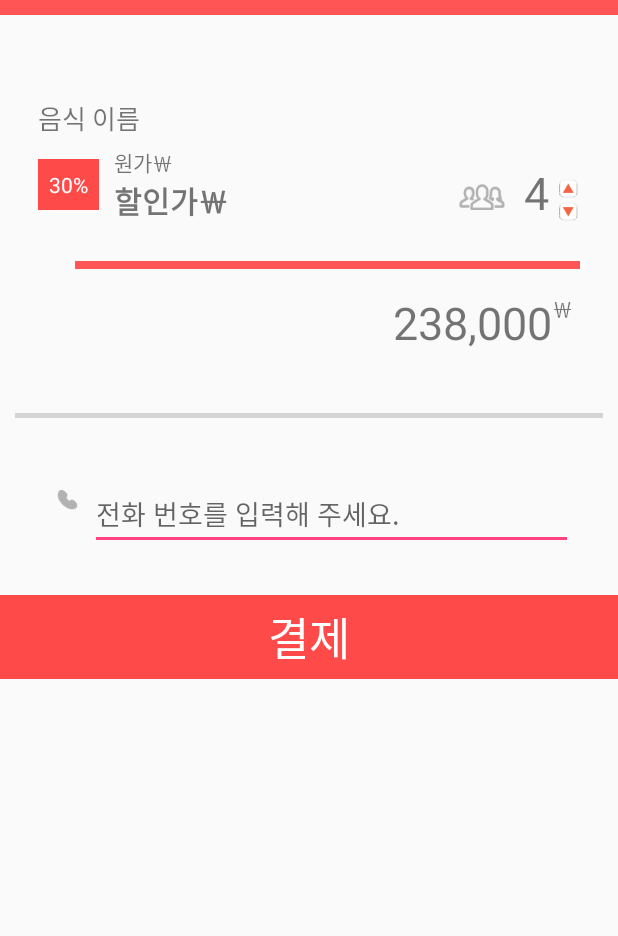
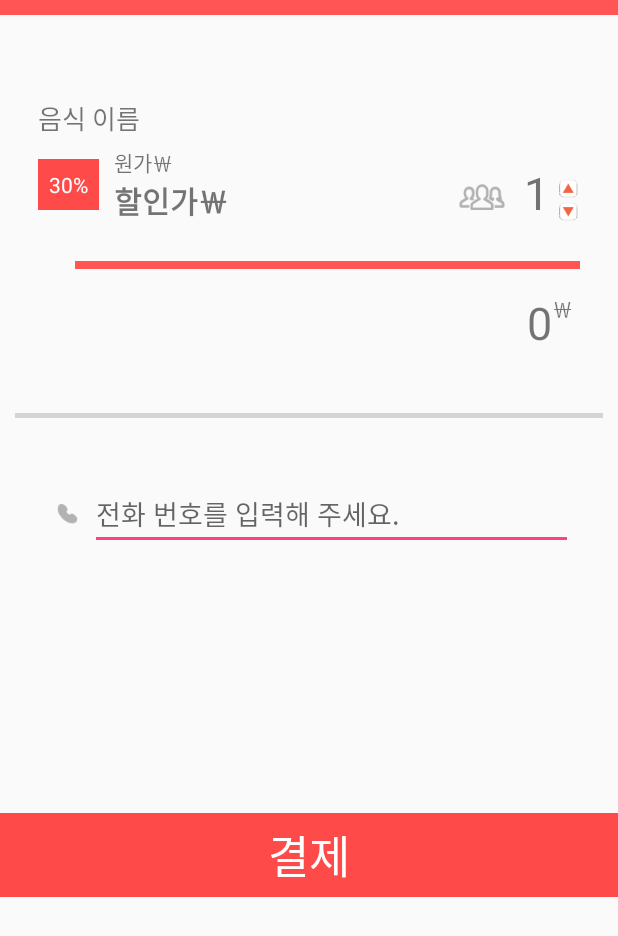
Before and after one commit to BoxResin/NoShowShare, an Android app: the layout dialog_select_number_of_people.xml on its own in the app's theme, with its tools: preview values and no code run, on a phone screen of 412 x 824 dp. Shown: the top 936 px of the screen. Run offline under Robolectric (Android 15) with nearby library versions, the phone set to English and light mode, and no system bars.

Commit message:
사람 수 선택 다이얼로그, 한 번 예약한 뒤 2 시간 동안 예약 불가

```diff
--- a/Android-Client/app/src/main/res/layout/activity_restaurant_detail.xml
+++ b/Android-Client/app/src/main/res/layout/activity_restaurant_detail.xml
@@ -128,6 +128,7 @@
 						android:src = "@drawable/reservation"/>
 
 					<TextView
+						android:id="@+id/btn_change"
 						android:layout_width = "wrap_content"
 						android:layout_height = "wrap_content"
 						android:layout_marginLeft = "5dp"
--- a/Android-Client/app/src/main/res/layout/dialog_select_number_of_people.xml
+++ b/Android-Client/app/src/main/res/layout/dialog_select_number_of_people.xml
@@ -31,9 +31,9 @@
 
             android:layout_width="wrap_content"
             android:layout_height="wrap_content"
-
+            android:id="@+id/price_sum"
             android:gravity="right"
-            android:text="238,000"
+            android:text="0"
             android:textSize="30dp" />
 
         <TextView
@@ -59,7 +59,8 @@
         <ImageView
             android:layout_width="wrap_content"
             android:layout_height="wrap_content"
-            android:background="@drawable/phone" />
+            android:background="@drawable/phone"
+            android:layout_gravity="center"/>
 
         <EditText
             android:inputType="phone"
@@ -73,7 +74,7 @@
         android:layout_width="wrap_content"
         android:layout_height="wrap_content"
         android:layout_gravity="bottom"
-
+        android:layout_marginTop="145dp"
         android:background="@drawable/reservation_botton"
         android:clickable="true"
         android:gravity="center"
--- a/Android-Client/app/src/main/res/layout/item_no_img_reservation_info.xml
+++ b/Android-Client/app/src/main/res/layout/item_no_img_reservation_info.xml
@@ -82,7 +82,7 @@
                     android:layout_height = "wrap_content"
                     android:layout_gravity = "bottom"
                     android:layout_weight = "0"
-                    android:text = "4"
+                    android:text = "1"
                     android:textSize = "30sp"/>
                 <LinearLayout
                     android:layout_gravity="bottom"
@@ -91,11 +91,13 @@
                     android:layout_width="wrap_content"
                     android:layout_height="wrap_content">
                     <Button
+                        android:id="@+id/btn_up"
                         android:layout_width="15dp"
                         android:layout_height="15dp"
                         android:background="@drawable/adjust_amount"/>
 
                     <Button
+                        android:id="@+id/btn_down"
                         android:layout_width="15dp"
                         android:layout_height="15dp"
                         android:background="@drawable/adjust_amount2"/>
```
Also changed, not shown: Android-Client/app/src/main/java/unithon/contest/noshowshare/MyReservationActivity.java (+2 -8 lines), Android-Client/app/src/main/java/unithon/contest/noshowshare/RestaurantDetailActivity.java (+30 -4 lines), Android-Client/app/src/main/java/unithon/contest/noshowshare/SelectNumberOfPeopleDialog.java (+63 -2 lines), Android-Client/app/src/main/java/unithon/contest/noshowshare/WarningReservationDialog.java (+10 -0 lines).
